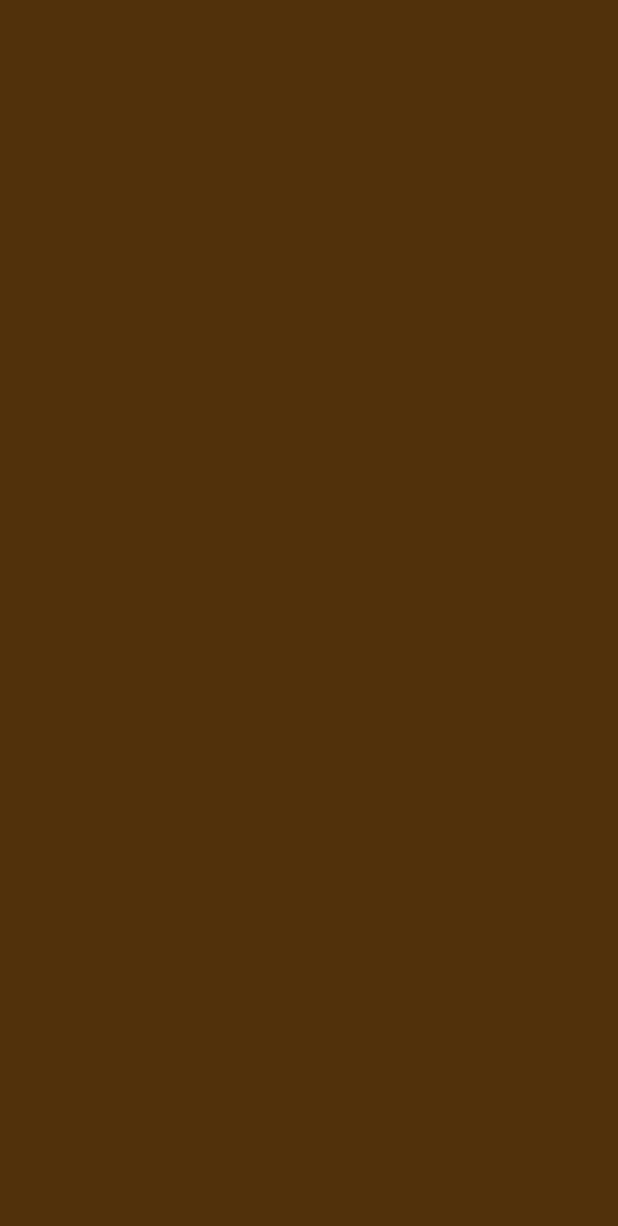
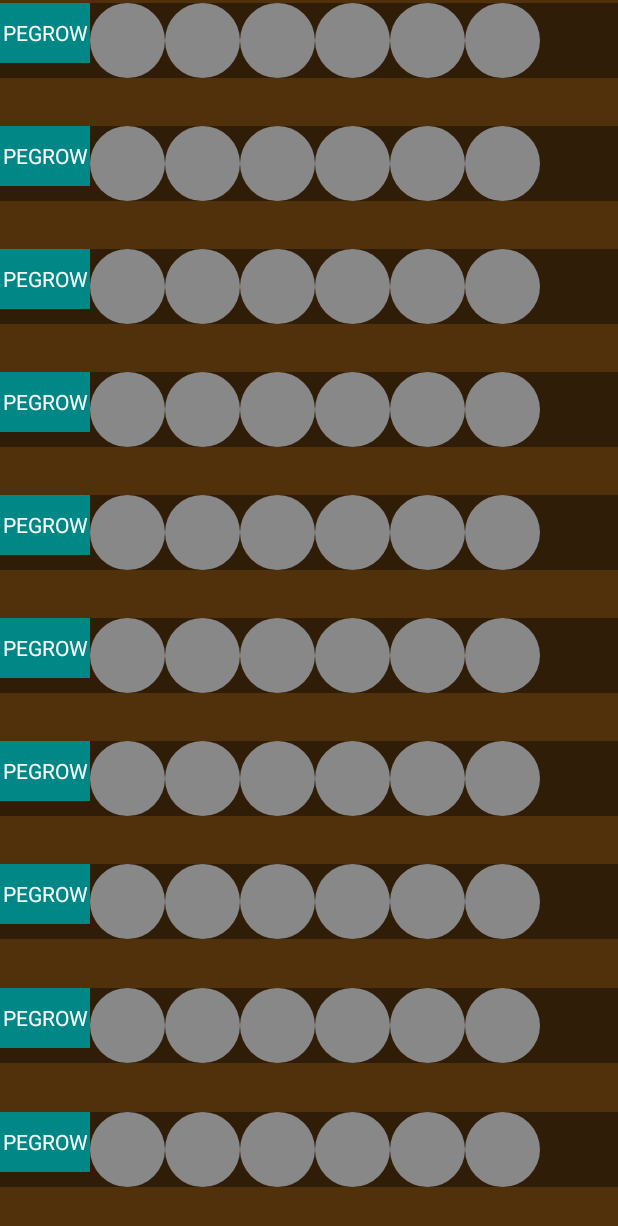
Before and after one commit to ChrisLaforet/MasterMind, an Android app: the PlayMastermindActivity screen opened directly, with no data from a screen before it, on a phone screen of 412 x 824 dp. Before the commit the part shown is empty. Shown: the top 1226 px of the screen. Run offline under Robolectric (Android 15) with nearby library versions, the phone set to English and light mode, and no system bars.

Commit message:
initial support for peg row

```diff
--- a/app/src/main/java/com/chrislaforetsoftware/mm/board/MastermindPegHole.kt
+++ b/app/src/main/java/com/chrislaforetsoftware/mm/board/MastermindPegHole.kt
@@ -9,30 +9,21 @@ import android.view.View
 import kotlin.math.min
 
 
-class MastermindPegHole : View {
+class MastermindPegHole(context: Context, attrs: AttributeSet?, defStyle: Int) :
+        View(context, attrs, defStyle) {
 
     var colorName = "Empty"
     var pegColor = Color.GRAY
 
-    var defaultBoxDimension = 30
+    var defaultBoxDimension = 20
 
-    constructor(context: Context) : super(context) {
-        init(null, 0)
+    constructor(context: Context) : this(context, null, 0) {
     }
 
-    constructor(context: Context, attrs: AttributeSet) : super(context, attrs) {
-        init(attrs, 0)
+    constructor(context: Context, attrs: AttributeSet) : this(context, attrs, 0) {
     }
 
-    constructor(context: Context, attrs: AttributeSet, defStyle: Int) : super(
-            context,
-            attrs,
-            defStyle
-    ) {
-        init(attrs, defStyle)
-    }
-
-    private fun init(attrs: AttributeSet?, defStyle: Int) {
+    init {
         // Load attributes
 //        val a = context.obtainStyledAttributes(
 //            attrs, R.styleable.MastermindPegHole, defStyle, 0
--- a/app/src/main/java/com/chrislaforetsoftware/mm/board/MastermindPegRow.kt
+++ b/app/src/main/java/com/chrislaforetsoftware/mm/board/MastermindPegRow.kt
@@ -1,35 +1,27 @@
 package com.chrislaforetsoftware.mm.board
 
 import android.content.Context
-import android.os.Bundle
 import android.util.AttributeSet
+import android.view.LayoutInflater
 import android.view.View
-import androidx.appcompat.app.AppCompatActivity
+import android.view.ViewGroup
+import android.widget.LinearLayout
 import com.chrislaforetsoftware.mm.R
 
-class MastermindPegRow(context: Context, attrs: AttributeSet?, defStyle: Int) : View(context, attrs, defStyle) {
 
-	constructor(context: Context) : this(context, null, 0) {
-//		init(null, 0)
+class MastermindPegRow(context: Context, attrs: AttributeSet?, defStyle: Int) : LinearLayout(context, attrs, defStyle) {
+//	class MastermindPegRow(context: Context, attrs: AttributeSet?, defStyle: Int) : View(context, attrs, defStyle) {
+
+	constructor(context: Context) : this(context, null, 0) {}
+
+	constructor(context: Context, attrs: AttributeSet) : this(context, attrs, 0) {}
+
+	init {
+//		val viewGroup = findViewById<View>(android.R.id.content) as ViewGroup
+
+//		val inflater = context.getSystemService(Context.LAYOUT_INFLATER_SERVICE) as LayoutInflater
+//		var view = inflater.inflate(R.layout.mastermind_pegrow, null)
+
+		inflate(this.context, R.layout.mastermind_pegrow, this)
 	}
-
-	constructor(context: Context, attrs: AttributeSet) : this(context, attrs, 0) {
-//		init(attrs, 0)
-	}
-
-
-	private fun init(attrs: AttributeSet?, defStyle: Int) {
-		// Load attributes
-//        val a = context.obtainStyledAttributes(
-//            attrs, R.styleable.MastermindPegHole, defStyle, 0
-//        )
-
-//        a.recycle()
-	}
-
-//	fun onCreate(savedInstanceState: Bundle) {
-//		super.onCreate(savedInstanceState)
-//		setContentView(R.layout.mastermind_pegrow);
-//
-//	}
 }
--- a/app/src/main/res/layout/activity_play_mastermind.xml
+++ b/app/src/main/res/layout/activity_play_mastermind.xml
@@ -11,69 +11,68 @@
             android:layout_width="match_parent"
             android:layout_height="match_parent"
             android:orientation="vertical"
-            android:paddingTop="2sp">
+            android:paddingTop="2sp"
+            android:weightSum="100">
 
         <com.chrislaforetsoftware.mm.board.MastermindPegRow
-                android:id="@+id/peg_row_0"
+                android:id="@+id/peg_row_9"
                 android:layout_height="50dp"
-                android:layout_width="match_parent" />
+                android:layout_width="match_parent"
+                android:layout_weight="10"/>
 
         <com.chrislaforetsoftware.mm.board.MastermindPegRow
-                android:id="@+id/peg_row_1"
+                android:id="@+id/peg_row_8"
                 android:layout_height="50dp"
-                android:layout_width="match_parent" />
+                android:layout_width="match_parent"
+                android:layout_weight="10"/>
 
         <com.chrislaforetsoftware.mm.board.MastermindPegRow
-                android:id="@+id/peg_row_2"
+                android:id="@+id/peg_row_7"
                 android:layout_height="50dp"
-                android:layout_width="match_parent" />
+                android:layout_width="match_parent"
+                android:layout_weight="10" />
+
+        <com.chrislaforetsoftware.mm.board.MastermindPegRow
+                android:id="@+id/peg_row_6"
+                android:layout_height="50dp"
+                android:layout_width="match_parent"
+                android:layout_weight="10" />
+
+        <com.chrislaforetsoftware.mm.board.MastermindPegRow
+                android:id="@+id/peg_row_5"
+                android:layout_height="50dp"
+                android:layout_width="match_parent"
+                android:layout_weight="10" />
+
+        <com.chrislaforetsoftware.mm.board.MastermindPegRow
+                android:id="@+id/peg_row_4"
+                android:layout_height="50dp"
+                android:layout_width="match_parent"
+                android:layout_weight="10" />
 
         <com.chrislaforetsoftware.mm.board.MastermindPegRow
                 android:id="@+id/peg_row_3"
                 android:layout_height="50dp"
                 android:layout_width="match_parent"
-
-                />
+                android:layout_weight="10" />
 
         <com.chrislaforetsoftware.mm.board.MastermindPegRow
-                android:id="@+id/peg_row_4"
+                android:id="@+id/peg_row_2"
                 android:layout_height="50dp"
-                android:layout_width="match_parent" />
+                android:layout_width="match_parent"
+                android:layout_weight="10" />
 
         <com.chrislaforetsoftware.mm.board.MastermindPegRow
-                android:id="@+id/peg_row_5"
+                android:id="@+id/peg_row_1"
                 android:layout_height="50dp"
                 android:layout_width="match_parent"
-
-                />
+                android:layout_weight="10" />
 
         <com.chrislaforetsoftware.mm.board.MastermindPegRow
-                android:id="@+id/peg_row_6"
+                android:id="@+id/peg_row_0"
                 android:layout_height="50dp"
                 android:layout_width="match_parent"
-
-                />
-
-        <com.chrislaforetsoftware.mm.board.MastermindPegRow
-                android:id="@+id/peg_row_7"
-                android:layout_height="50dp"
-                android:layout_width="match_parent"
-
-                />
-
-        <com.chrislaforetsoftware.mm.board.MastermindPegRow
-                android:id="@+id/peg_row_8"
-                android:layout_height="50dp"
-                android:layout_width="match_parent"
-
-                />
-
-        <com.chrislaforetsoftware.mm.board.MastermindPegRow
-                android:id="@+id/peg_row_9"
-                android:layout_height="50dp"
-                android:layout_width="match_parent"
-
-                />
+                android:layout_weight="10" />
 
     </LinearLayout>
 </FrameLayout>
--- a/app/src/main/res/layout/mastermind_pegrow.xml
+++ b/app/src/main/res/layout/mastermind_pegrow.xml
@@ -8,6 +8,14 @@
         android:layout_gravity="center_horizontal"
         android:orientation="horizontal"
         >
+
+    <Button
+            android:layout_width="60dp"
+            android:layout_height="40dp"
+            android:text="PEGROW"
+            android:background="@color/teal_700"
+            android:textColor="@color/white"
+        />
 
     <com.chrislaforetsoftware.mm.board.MastermindPegHole
             android:id="@+id/peg_0"
```
